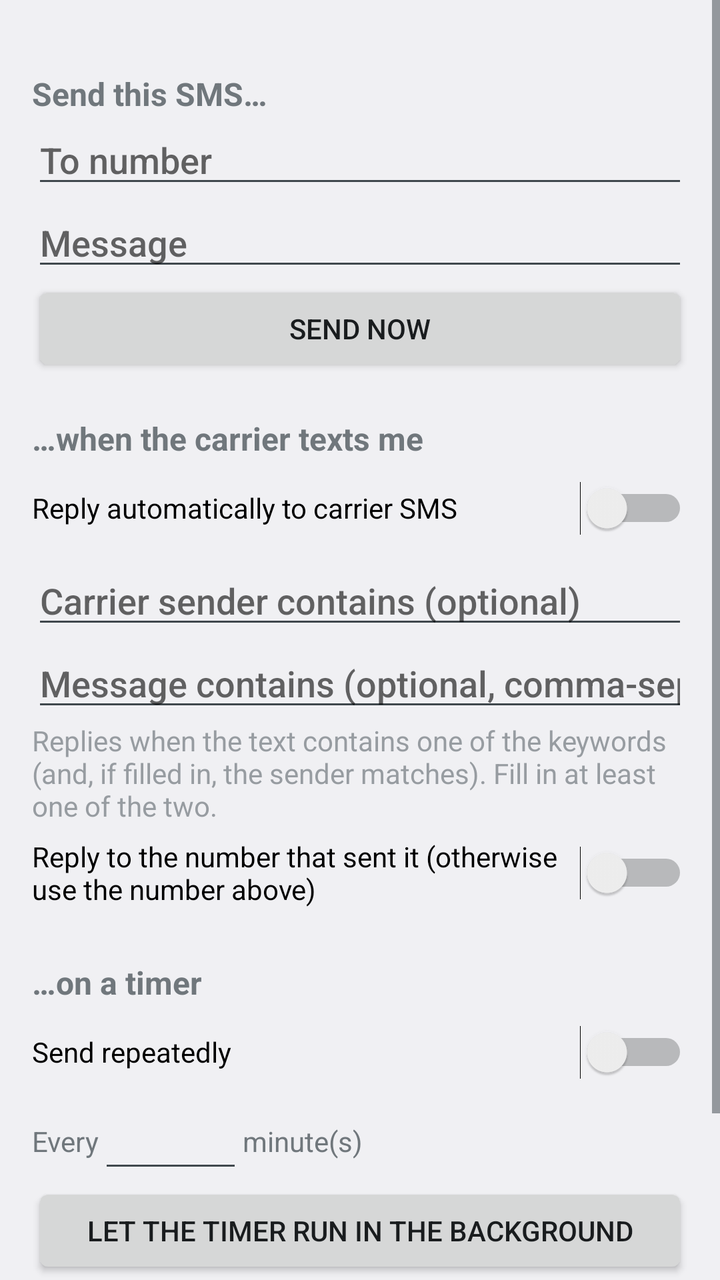
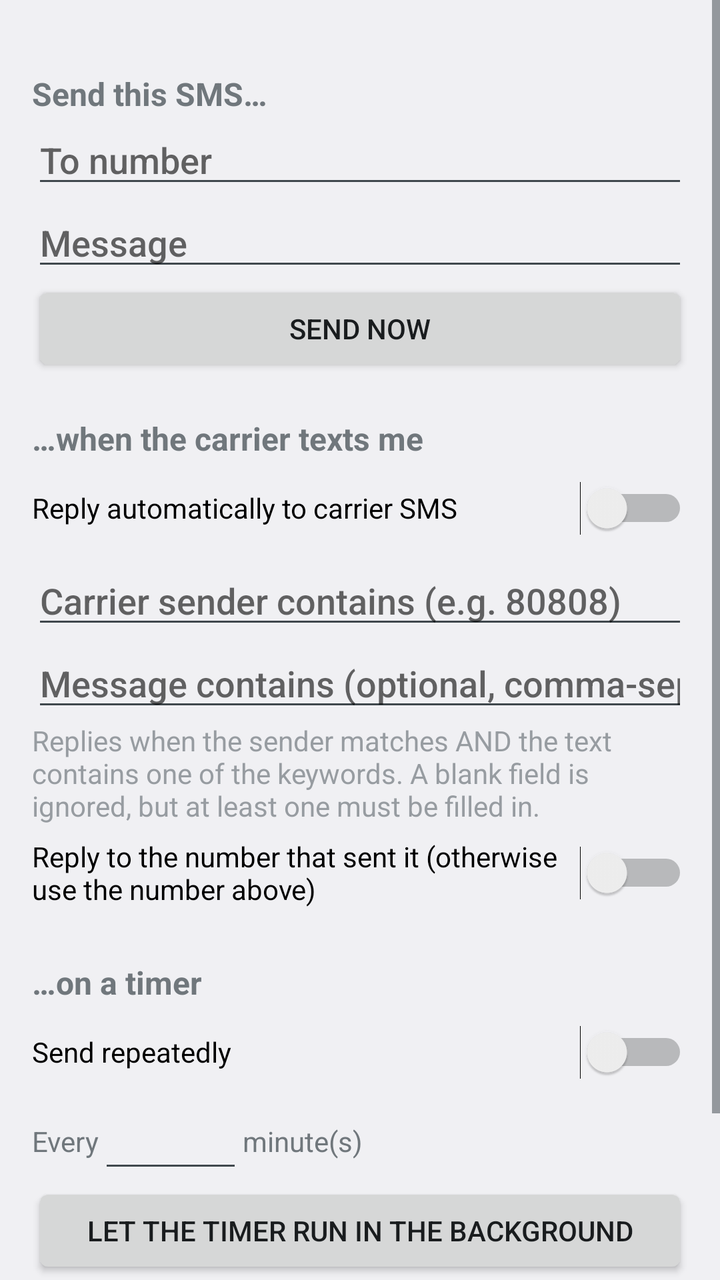

Two renders of the same Android screen: before a commit and after it. Below are the layout's source before the change and the commit's diff.
<!-- AndroidManifest.xml: application theme AppTheme -->
<!-- res/layout/activity_main.xml -->
<?xml version="1.0" encoding="utf-8"?>
<ScrollView xmlns:android="http://schemas.android.com/apk/res/android"
    android:layout_width="match_parent"
    android:layout_height="match_parent"
    android:fitsSystemWindows="true">

    <LinearLayout
        android:layout_width="match_parent"
        android:layout_height="wrap_content"
        android:orientation="vertical"
        android:padding="16dp">

        <TextView
            android:id="@+id/warning"
            android:layout_width="match_parent"
            android:layout_height="wrap_content"
            android:background="#33FF5722"
            android:padding="12dp"
            android:layout_marginBottom="12dp"
            android:visibility="gone" />

        <TextView style="@style/Label" android:text="Send this SMS…" />

        <EditText
            android:id="@+id/number"
            android:layout_width="match_parent"
            android:layout_height="wrap_content"
            android:hint="To number"
            android:inputType="phone" />

        <EditText
            android:id="@+id/message"
            android:layout_width="match_parent"
            android:layout_height="wrap_content"
            android:hint="Message"
            android:inputType="text" />

        <Button
            android:id="@+id/send_now"
            android:layout_width="match_parent"
            android:layout_height="wrap_content"
            android:text="Send now" />

        <TextView style="@style/Label" android:text="…when the carrier texts me" />

        <Switch
            android:id="@+id/auto_reply"
            android:layout_width="match_parent"
            android:layout_height="wrap_content"
            android:minHeight="48dp"
            android:text="Reply automatically to carrier SMS" />

        <EditText
            android:id="@+id/sender_filter"
            android:layout_width="match_parent"
            android:layout_height="wrap_content"
            android:hint="Carrier sender contains (optional)"
            android:inputType="text" />

        <EditText
            android:id="@+id/keyword_filter"
            android:layout_width="match_parent"
            android:layout_height="wrap_content"
            android:hint="Message contains (optional, comma-separated)"
            android:inputType="text" />

        <TextView
            android:layout_width="match_parent"
            android:layout_height="wrap_content"
            android:alpha="0.7"
            android:text="Replies when the text contains one of the keywords (and, if filled in, the sender matches). Fill in at least one of the two." />

        <Switch
            android:id="@+id/reply_to_sender"
            android:layout_width="match_parent"
            android:layout_height="wrap_content"
            android:minHeight="48dp"
            android:text="Reply to the number that sent it (otherwise use the number above)" />

        <TextView style="@style/Label" android:text="…on a timer" />

        <Switch
            android:id="@+id/timer"
            android:layout_width="match_parent"
            android:layout_height="wrap_content"
            android:minHeight="48dp"
            android:text="Send repeatedly" />

        <LinearLayout
            android:layout_width="match_parent"
            android:layout_height="wrap_content"
            android:gravity="center_vertical"
            android:orientation="horizontal">

            <TextView
                android:layout_width="wrap_content"
                android:layout_height="wrap_content"
                android:text="Every" />

            <EditText
                android:id="@+id/interval"
                android:layout_width="72dp"
                android:layout_height="wrap_content"
                android:gravity="center"
                android:inputType="number" />

            <TextView
                android:layout_width="wrap_content"
                android:layout_height="wrap_content"
                android:text="minute(s)" />
        </LinearLayout>

        <Button
            android:id="@+id/battery"
            android:layout_width="match_parent"
            android:layout_height="wrap_content"
            android:text="Let the timer run in the background" />

        <LinearLayout
            android:layout_width="match_parent"
            android:layout_height="wrap_content"
            android:layout_marginTop="16dp"
            android:gravity="center_vertical"
            android:orientation="horizontal">

            <TextView
                style="@style/Label"
                android:layout_width="0dp"
                android:layout_weight="1"
                android:layout_marginTop="0dp"
                android:text="Activity" />

            <Button
                android:id="@+id/clear_log"
                style="?android:attr/borderlessButtonStyle"
                android:layout_width="wrap_content"
                android:layout_height="wrap_content"
                android:text="Clear" />
        </LinearLayout>

        <TextView
            android:id="@+id/log"
            android:layout_width="match_parent"
            android:layout_height="wrap_content"
            android:fontFamily="monospace"
            android:textIsSelectable="true"
            android:textSize="12sp" />
    </LinearLayout>
</ScrollView>
<!-- resources referenced by this layout -->
<resources>
  <style name="Label">
          <item name="android:layout_width">match_parent</item>
          <item name="android:layout_height">wrap_content</item>
          <item name="android:layout_marginTop">20dp</item>
          <item name="android:textSize">16sp</item>
          <item name="android:textStyle">bold</item>
      </style>
  <style name="AppTheme" parent="@android:style/Theme.DeviceDefault.Light.DarkActionBar" />
</resources>

<!-- the commit's change to res/layout/activity_main.xml (unified diff, before → after) -->
@@ -54,7 +54,7 @@
             android:id="@+id/sender_filter"
             android:layout_width="match_parent"
             android:layout_height="wrap_content"
-            android:hint="Carrier sender contains (optional)"
+            android:hint="Carrier sender contains (e.g. 80808)"
             android:inputType="text" />
 
         <EditText
@@ -68,7 +68,7 @@
             android:layout_width="match_parent"
             android:layout_height="wrap_content"
             android:alpha="0.7"
-            android:text="Replies when the text contains one of the keywords (and, if filled in, the sender matches). Fill in at least one of the two." />
+            android:text="Replies when the sender matches AND the text contains one of the keywords. A blank field is ignored, but at least one must be filled in." />
 
         <Switch
             android:id="@+id/reply_to_sender"
